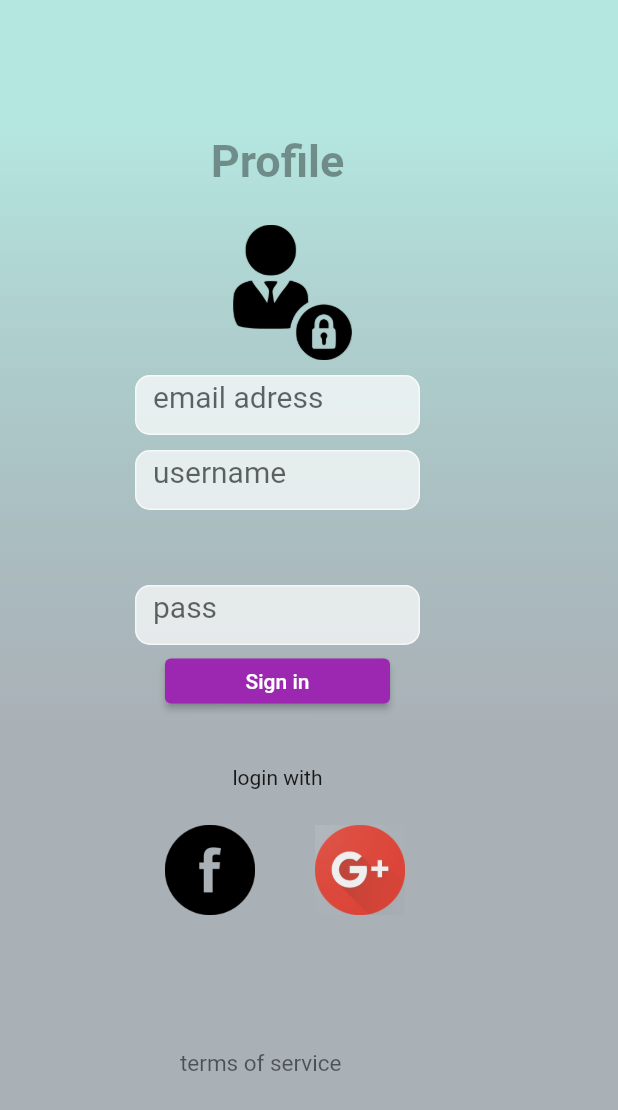
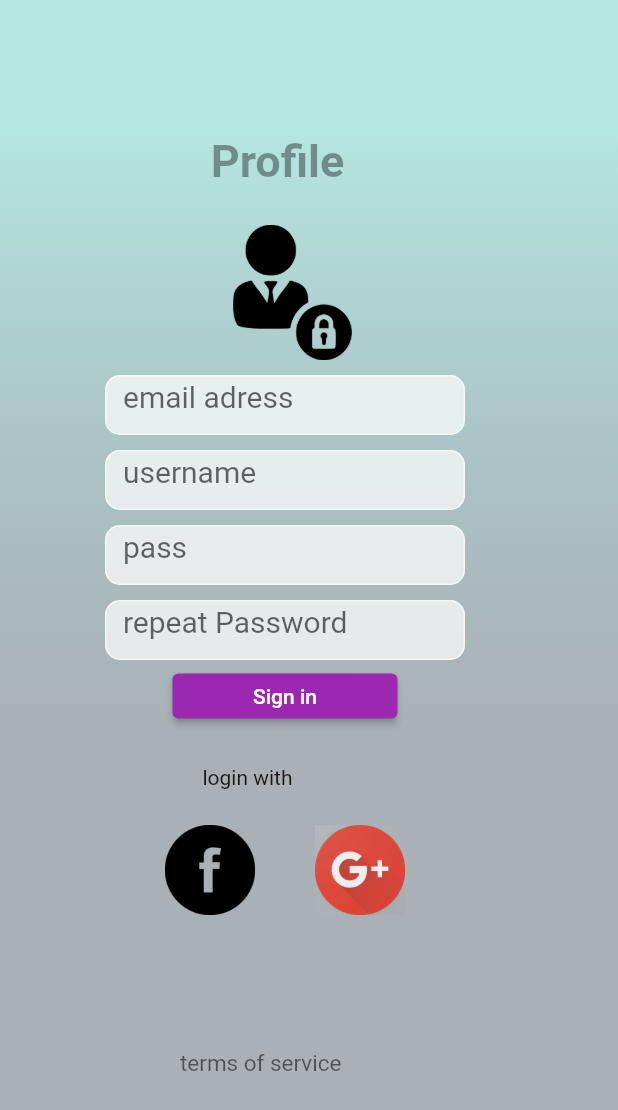
Before and after one commit to slayercorp7/ExamenAppMoviles2, a Flutter app: the Register screen opened directly, on a phone screen of 412 x 824 dp. Shown: the top 1110 px of the screen. Run offline on Flutter 3.47's test engine with Material 2 defaults, Android fonts, the phone set to English and light mode, and no system bars; statements that could not run were skipped.

```diff
--- a/lib/UI/screen/Home.dart
+++ b/lib/UI/screen/Home.dart
@@ -10,7 +10,9 @@ class Home extends StatelessWidget {
         fit: StackFit.expand,
         children: [
           Container(
-            child: Register(),
+            child: Inicio(),
+            //descomentar para visualizar la segunda pantalla y comentar la primera.
+            //child: Register(),
           )
         ],
       ),
--- a/lib/UI/widget/register.dart
+++ b/lib/UI/widget/register.dart
@@ -42,9 +42,9 @@ class Register extends StatelessWidget {
           Row(
             children: <Widget>[
               Container(
-                  width: 250,
+                  width: 300,
                   height: 40,
-                  margin: EdgeInsets.only(top: 250, left: 60),
+                  margin: EdgeInsets.only(top: 250, left: 40),
                   child: TextInput(
                       hint: "email adress",
                       inputType: TextInputType.emailAddress,
@@ -55,9 +55,9 @@ class Register extends StatelessWidget {
           Row(
             children: <Widget>[
               Container(
-                  width: 250,
+                  width: 300,
                   height: 40,
-                  margin: EdgeInsets.only(top: 300, left: 60),
+                  margin: EdgeInsets.only(top: 300, left: 40),
                   child: TextInput(
                       hint: "username",
                       inputType: TextInputType.name,
@@ -68,9 +68,9 @@ class Register extends StatelessWidget {
           Row(
             children: <Widget>[
               Container(
-                  width: 250,
+                  width: 300,
                   height: 40,
-                  margin: EdgeInsets.only(top: 390, left: 60),
+                  margin: EdgeInsets.only(top: 350, left: 40),
                   child: TextInput(
                       hint: "pass",
                       inputType: TextInputType.text,
@@ -79,11 +79,24 @@ class Register extends StatelessWidget {
             ],
           ),
           Row(
+            children: <Widget>[
+              Container(
+                  width: 300,
+                  height: 40,
+                  margin: EdgeInsets.only(top: 400, left: 40),
+                  child: TextInput(
+                      hint: "repeat Password",
+                      inputType: TextInputType.text,
+                      controller: TextEditingController(),
+                      hintText: "repeat Password"))
+            ],
+          ),
+          Row(
             children: [
               Container(
-                width: 250,
+                width: 300,
                 height: 80,
-                margin: EdgeInsets.only(top: 430, left: 60),
+                margin: EdgeInsets.only(top: 440, left: 40),
                 alignment: Alignment.topCenter,
                 child: ElevatedButton(
                     onPressed: () {},
@@ -98,7 +111,7 @@ class Register extends StatelessWidget {
               Container(
                 width: 250,
                 height: 100,
-                margin: EdgeInsets.only(top: 510, left: 60),
+                margin: EdgeInsets.only(top: 510, left: 40),
                 alignment: Alignment.topCenter,
                 child: Text(
                   "login with",
```
